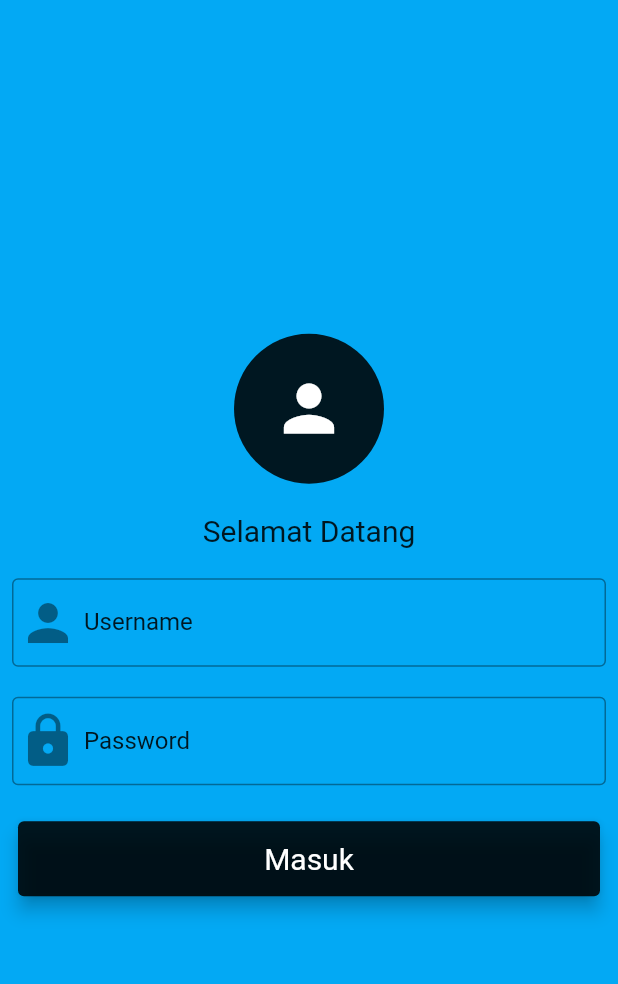
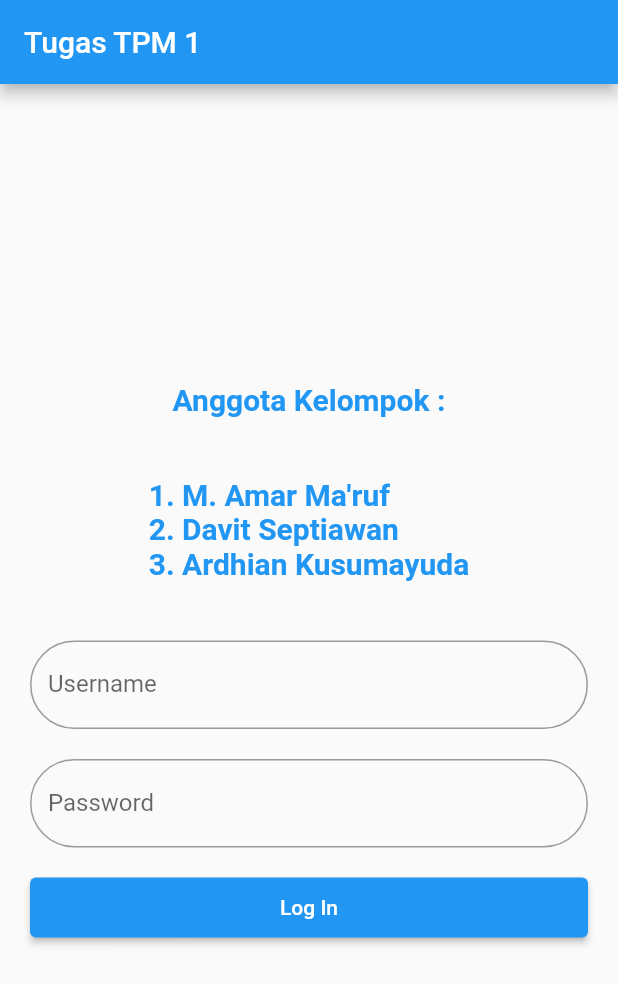
Before and after one commit to Rosseavlyn/TPM-Ammar, a Flutter app: the screen it shows after launch, on a phone screen of 412 x 824 dp. Shown: the top 984 px of the screen. Run offline on Flutter 3.47's test engine with Material 2 defaults, Android fonts, the phone set to English and light mode, and no system bars.

Commit message:
Add files via upload

```diff
--- a/tugas2tpm/lib/main.dart
+++ b/tugas2tpm/lib/main.dart
@@ -1,120 +1,121 @@
-import 'dart:ui';
+import 'package:flutter/material.dart';
+import './perhitungan.dart';
 
-import 'package:flutter/material.dart';
-
-void main() {
-  runApp(const MyApp());
-}
+void main() => runApp(MyApp());
 
 class MyApp extends StatelessWidget {
-  const MyApp({Key? key}) : super(key: key);
+  MyApp({Key? key}) : super(key: key);
 
+  // This widget is the root of your application.
   @override
   Widget build(BuildContext context) {
     return MaterialApp(
-      title: 'Regu TPM',
+        title: 'Flutter Demo',
         theme: ThemeData(
-        primaryColor: Colors.black,
+          primarySwatch: Colors.blue,
         ),
-      home: Login(),
-      //home: const MyHomePage(title: 'Flutter Demo Home Page'),
-    );
+        home: Login());
   }
 }
 
-class Login extends StatefulWidget{
-
-  String username = "tes";
-  String password = "123";
-  void prosesLogin(){}
-
+class Login extends StatefulWidget {
   @override
   _LoginState createState() => _LoginState();
 }
 
 class _LoginState extends State<Login> {
+  final String user = 'admin';
+  final String pass = '12345';
+
+  TextEditingController userText = TextEditingController();
+  TextEditingController passText = TextEditingController();
+
   @override
   Widget build(BuildContext context) {
     return Scaffold(
-      body: Container(
-          padding: const EdgeInsets.all(8),
-          width: MediaQuery.of(context).size.width,
-          color: Colors.lightBlue,
+        appBar: AppBar(
+          title: Text('Tugas TPM 1'),
+        ),
+        body: Center(
           child: Column(
-            mainAxisAlignment: MainAxisAlignment.center,
-            children: <Widget>[
-              Column(
+            crossAxisAlignment: CrossAxisAlignment.center,
             mainAxisAlignment: MainAxisAlignment.center,
             children: <Widget>[
               Container(
-                    width: 100,
-                    height: 100,
-                    decoration: BoxDecoration(
-                        color: Colors.black87,
-                        shape: BoxShape.circle
-                    ),
-                    child: Center(
-                      child: Icon(Icons.person, size: 50, color: Colors.white,),
-                    ),
-                  ),
-
-                  SizedBox(height: 20,),
-
-                  Text("Selamat Datang", style: TextStyle(fontSize: 20, color: Colors.black87),),
-
-                  SizedBox(height: 20,),
-
-
-                  TextFormField(
-                    decoration: InputDecoration(
-                      border: OutlineInputBorder(),
-                      focusedBorder: OutlineInputBorder(
-                          borderSide: BorderSide(color: Colors.black87)
-                      ),
-                      prefixIcon: Icon(Icons.person, size: 40,),
-                      hintText: "Masukkan Username",
-                      hintStyle: TextStyle(color: Colors.black87),
-                      labelText: "Username",
-                      labelStyle: TextStyle(color: Colors.black87),
-                    ),
-                  ),
-                  SizedBox(height: 20,),
-
-                  TextFormField(
-                    decoration: InputDecoration(
-                      border: OutlineInputBorder(),
-                      focusedBorder: OutlineInputBorder(
-                          borderSide: BorderSide(color: Colors.black87)
-                      ),
-                      prefixIcon: Icon(Icons.lock, size: 40,),
-                      hintText: "Masukkan Password",
-                      hintStyle: TextStyle(color: Colors.black87),
-                      labelText: "Password",
-                      labelStyle: TextStyle(color: Colors.black87),
-                    ),
-                  ),
-
-                  SizedBox(height: 20,),
-
-                  Card(
-                    color: Colors.black87,
-                    elevation: 5,
-                    child: Container(
-                      height: 50,
-                      child: InkWell(
-                        splashColor: Colors.white,
-                        onTap: (){},
-                        child: Center(
-                          child: Text("Masuk", style: TextStyle(fontSize: 20, color: Colors.white),),
+                padding: EdgeInsets.all(20),
+                child: Text(
+                  'Anggota Kelompok :',
+                  style: TextStyle(
+                    color: Colors.blue,
+                    fontSize: 20,
+                    fontWeight: FontWeight.bold,
                   ),
                 ),
               ),
-                  )
+              Container(
+                padding: EdgeInsets.all(20),
+                child: Text(
+                  "1. M. Amar Ma'ruf \n2. Davit Septiawan \n3. Ardhian Kusumayuda",
+                  style: TextStyle(
+                    color: Colors.blue,
+                    fontSize: 20,
+                    fontWeight: FontWeight.bold,
+                  ),
+                ),
+              ),
+              Container(
+                padding: const EdgeInsets.fromLTRB(20, 20, 20, 0),
+                child: TextField(
+                  controller: userText,
+                  decoration: InputDecoration(
+                    border: OutlineInputBorder(
+                      borderRadius: BorderRadius.circular(90.0),
+                    ),
+                    labelText: 'Username',
+                  ),
+                ),
+              ),
+              Container(
+                padding: const EdgeInsets.fromLTRB(20, 20, 20, 0),
+                child: TextField(
+                  controller: passText,
+                  obscureText: false,
+                  decoration: InputDecoration(
+                    border: OutlineInputBorder(
+                      borderRadius: BorderRadius.circular(90.0),
+                    ),
+                    labelText: 'Password',
+                  ),
+                ),
+              ),
+              Container(
+                  height: 80,
+                  padding: const EdgeInsets.all(20),
+                  child: ElevatedButton(
+                    style: ElevatedButton.styleFrom(
+                      minimumSize: const Size.fromHeight(50),
+                    ),
+                    child: const Text('Log In'),
+                    onPressed: () {
+                      ceklogin(context);
+                    },
+                  )),
             ],
           ),
-            ],
-          )
+        ));
+  }
+
+  void ceklogin(BuildContext context) {
+    if (userText.text == user && passText.text == pass) {
+      Navigator.pushReplacement(
+          context, MaterialPageRoute(builder: (context) => Hitung()));
+    } else {
+      ScaffoldMessenger.of(context).showSnackBar(
+        SnackBar(
+          content: Text('User dan Password Anda salah..'),
+          backgroundColor: Colors.black,
         ),
       );
     }
   }
+}
```
Also changed, not shown: tugas2tpm/lib/perhitungan.dart (added, +98 -0 lines). Lines whose indentation alone changed are shown as unchanged.
